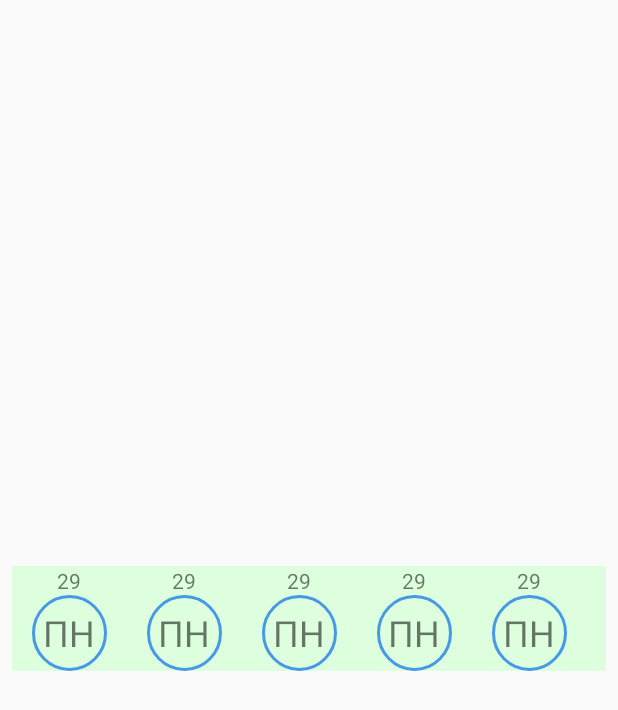
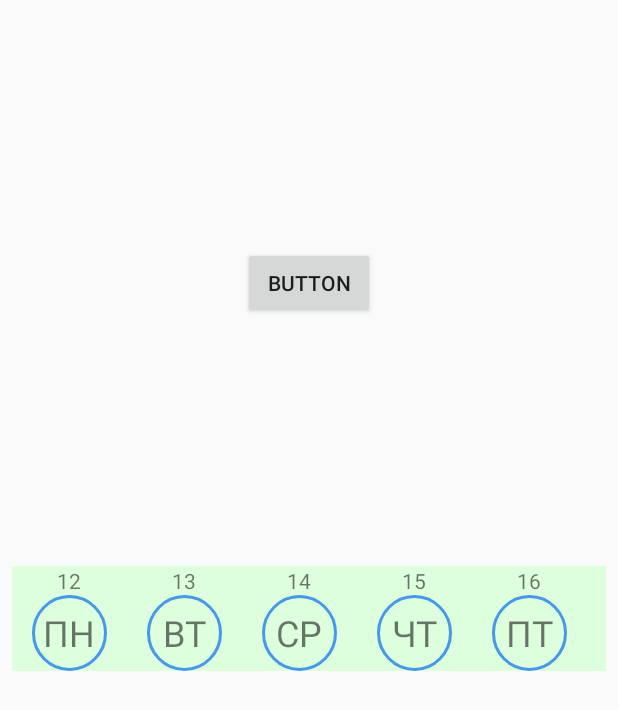
Before and after one commit to nsnk29/Schedule, an Android app: the screen it shows after launch (MainActivity), on a phone screen of 412 x 824 dp. Shown: the top 710 px of the screen. Run offline under Robolectric (Android 15) with nearby library versions, the phone set to English and light mode, and no system bars; libraries missing offline, so code that uses them is left out: io.realm, io.realm.kotlin; 3 statements that could not run were skipped.

Commit message:
Fixed recycleView; Added pair_layout

```diff
--- a/app/build.gradle
+++ b/app/build.gradle
@@ -42,5 +42,7 @@ dependencies {
     implementation 'com.google.code.gson:gson:2.8.5'
     implementation "com.android.support:support-compat:28.0.0"
     implementation "com.android.support:recyclerview-v7:28.1.0"
+    implementation 'com.android.support:cardview-v7:28.0'
+    implementation 'com.android.support:recyclerview-v7:28.0'
 
 }
--- a/app/src/main/java/com/example/schedule/MainActivity.kt
+++ b/app/src/main/java/com/example/schedule/MainActivity.kt
@@ -45,21 +45,20 @@ class MainActivity : AppCompatActivity() {
         PreferenceManager.setDefaultValues(this, R.xml.root_preferences, false);
 
         createNotificationChannel()
-
         recycleView.layoutManager = LinearLayoutManager(
             this,
             OrientationHelper.HORIZONTAL,
             false
         )
-        mAdapter = MainAdapter()
+        mAdapter = MainAdapter(initAllWeekDates())
         recycleView.adapter = mAdapter
         recycleView.addItemDecoration(MarginItemDecoration(20))
+        recycleView.setHasFixedSize(true)
 
         Realm.init(this)
 
         realm = Realm.getDefaultInstance()
         getJSON()
-
 
 }
 
@@ -169,6 +168,28 @@ private fun getJSON() {
         }
     }
 
+    private fun initAllWeekDates(): ArrayList<Int>{
+        val allWeekDates: ArrayList<Int> = ArrayList(14)
+        val cal = Calendar.getInstance()
+        cal.firstDayOfWeek = GregorianCalendar.MONDAY
+        cal.set(Calendar.HOUR_OF_DAY, 0)
+        cal.clear(Calendar.MINUTE)
+        cal.clear(Calendar.SECOND)
+        cal.clear(Calendar.MILLISECOND)
+        cal.set(Calendar.DAY_OF_WEEK, cal.firstDayOfWeek)
+        allWeekDates.add(cal.get(Calendar.DAY_OF_MONTH))
+        for (i in 1..13) {
+            cal.add(Calendar.DATE, 1)
+            allWeekDates.add(cal.get(Calendar.DAY_OF_MONTH))
+        }
+        return (allWeekDates)
+    }
+
+
+    fun updateCurrentWeek(v: View){
+        mAdapter.changeCurrentWeekDate()
+        mAdapter.notifyDataSetChanged()
+    }
 
     override fun onDestroy() {
         super.onDestroy()
--- a/app/src/main/java/com/example/schedule/MainAdapter.kt
+++ b/app/src/main/java/com/example/schedule/MainAdapter.kt
@@ -3,11 +3,35 @@ package com.example.schedule
 import android.view.LayoutInflater
 import android.view.View
 import android.view.ViewGroup
+import android.widget.TextView
+import android.widget.Toast
 import androidx.recyclerview.widget.RecyclerView
+import java.util.*
 
 
-class MainAdapter() :
+class MainAdapter(private val allWeekDates: ArrayList<Int>) :
     RecyclerView.Adapter<MainAdapter.CustomViewHolder>() {
+
+    var nextWeek = false
+    val nameOfWeekdays = arrayOf("ПН", "ВТ", "СР", "ЧТ", "ПТ", "СБ")
+    var currentWeekDates: ArrayList<Int> = arrayListOf(0, 0, 0, 0, 0, 0)
+
+    init {
+        changeCurrentWeekDate()
+    }
+
+
+
+    fun changeCurrentWeekDate(){
+        if (!nextWeek) {
+            for (i in 0..5) currentWeekDates[i] = allWeekDates[i]
+            nextWeek = !nextWeek
+        } else {
+            for (i in 7..12) currentWeekDates[i-7] = allWeekDates[i]
+            nextWeek = !nextWeek
+        }
+    }
+
 
     override fun getItemCount(): Int {
         return 6
@@ -20,11 +44,19 @@ class MainAdapter() :
 
 
     override fun onBindViewHolder(holder: CustomViewHolder, position: Int) {
-        holder.
+        holder.nameOfDayField.text = nameOfWeekdays[position]
+        holder.dateField.text = currentWeekDates[position].toString()
+
     }
 
     class CustomViewHolder(v: View) : RecyclerView.ViewHolder(v) {
+        val nameOfDayField: TextView = itemView.findViewById(R.id.nameOfDay)
+        val dateField: TextView = itemView.findViewById(R.id.date)
 
-
+        init {
+            itemView.setOnClickListener {
+                Toast.makeText(itemView.context, "$layoutPosition", Toast.LENGTH_LONG).show()
+            }
+        }
     }
 }
--- a/app/src/main/res/layout/activity_main.xml
+++ b/app/src/main/res/layout/activity_main.xml
@@ -18,4 +18,13 @@
             android:background="#FDFD"
 
     />
+    <Button
+            android:text="Button"
+            android:layout_width="wrap_content"
+            android:layout_height="wrap_content"
+            android:id="@+id/button" app:layout_constraintStart_toStartOf="parent"
+            app:layout_constraintEnd_toEndOf="parent"
+            app:layout_constraintBottom_toTopOf="@+id/recycleView" app:layout_constraintTop_toTopOf="parent"
+            android:onClick="updateCurrentWeek"
+    />
 </androidx.constraintlayout.widget.ConstraintLayout>
```
Also changed, not shown: app/src/main/res/layout/pair_layout.xml (added, +47 -0 lines).
